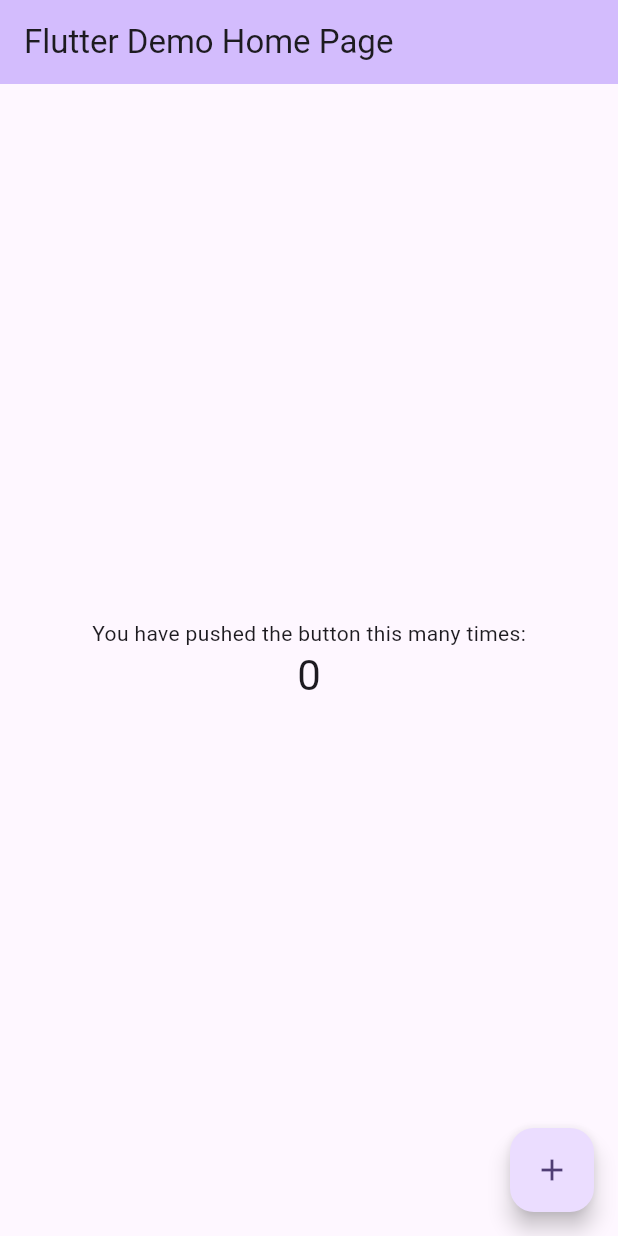
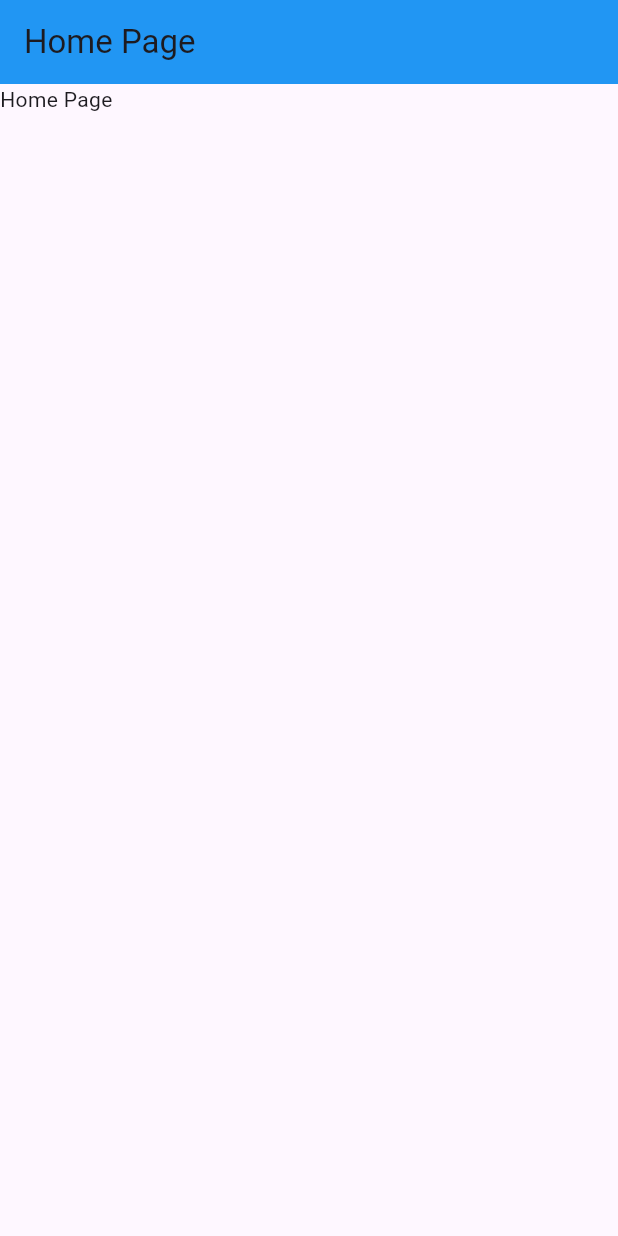
Before and after one commit to Natanael-ADS/my-portfolio, a Flutter app: the screen it shows after launch, on a phone screen of 412 x 824 dp. Run offline on Flutter 3.47's test engine with Material 3 defaults, Android fonts, the phone set to English and light mode, and no system bars.

Commit message:
Refactor Flutter project structure and add new features. Updated pubspec.yaml to include asset directories and enabled trailing commas in analysis_options.yaml. Introduced app color and constant definitions in new files. Created a basic HomePage widget and responsive utility functions for better layout management.

```diff
--- a/analysis_options.yaml
+++ b/analysis_options.yaml
@@ -23,6 +23,7 @@ linter:
   rules:
     # avoid_print: false  # Uncomment to disable the `avoid_print` rule
     # prefer_single_quotes: true  # Uncomment to enable the `prefer_single_quotes` rule
+    require_trailing_commas: true  # Obriga vírgulas finais em Flutter
 
 # Additional information about this file can be found at
 # https://dart.dev/guides/language/analysis-options
--- a/lib/main.dart
+++ b/lib/main.dart
@@ -1,4 +1,5 @@
 import 'package:flutter/material.dart';
+import 'package:my_portfolio/page/home_page.dart';
 
 void main() {
   runApp(const MyApp());
@@ -7,116 +8,12 @@ void main() {
 class MyApp extends StatelessWidget {
   const MyApp({super.key});
 
-  // This widget is the root of your application.
   @override
   Widget build(BuildContext context) {
     return MaterialApp(
       title: 'Flutter Demo',
-      theme: ThemeData(
-        // This is the theme of your application.
-        //
-        // TRY THIS: Try running your application with "flutter run". You'll see
-        // the application has a purple toolbar. Then, without quitting the app,
-        // try changing the seedColor in the colorScheme below to Colors.green
-        // and then invoke "hot reload" (save your changes or press the "hot
-        // reload" button in a Flutter-supported IDE, or press "r" if you used
-        // the command line to start the app).
-        //
-        // Notice that the counter didn't reset back to zero; the application
-        // state is not lost during the reload. To reset the state, use hot
-        // restart instead.
-        //
-        // This works for code too, not just values: Most code changes can be
-        // tested with just a hot reload.
-        colorScheme: .fromSeed(seedColor: Colors.deepPurple),
-      ),
-      home: const MyHomePage(title: 'Flutter Demo Home Page'),
+      theme: ThemeData(colorScheme: .fromSeed(seedColor: Colors.deepPurple)),
+      home: const HomePage(),
     );
   }
 }
-
-class MyHomePage extends StatefulWidget {
-  const MyHomePage({super.key, required this.title});
-
-  // This widget is the home page of your application. It is stateful, meaning
-  // that it has a State object (defined below) that contains fields that affect
-  // how it looks.
-
-  // This class is the configuration for the state. It holds the values (in this
-  // case the title) provided by the parent (in this case the App widget) and
-  // used by the build method of the State. Fields in a Widget subclass are
-  // always marked "final".
-
-  final String title;
-
-  @override
-  State<MyHomePage> createState() => _MyHomePageState();
-}
-
-class _MyHomePageState extends State<MyHomePage> {
-  int _counter = 0;
-
-  void _incrementCounter() {
-    setState(() {
-      // This call to setState tells the Flutter framework that something has
-      // changed in this State, which causes it to rerun the build method below
-      // so that the display can reflect the updated values. If we changed
-      // _counter without calling setState(), then the build method would not be
-      // called again, and so nothing would appear to happen.
-      _counter++;
-    });
-  }
-
-  @override
-  Widget build(BuildContext context) {
-    // This method is rerun every time setState is called, for instance as done
-    // by the _incrementCounter method above.
-    //
-    // The Flutter framework has been optimized to make rerunning build methods
-    // fast, so that you can just rebuild anything that needs updating rather
-    // than having to individually change instances of widgets.
-    return Scaffold(
-      appBar: AppBar(
-        // TRY THIS: Try changing the color here to a specific color (to
-        // Colors.amber, perhaps?) and trigger a hot reload to see the AppBar
-        // change color while the other colors stay the same.
-        backgroundColor: Theme.of(context).colorScheme.inversePrimary,
-        // Here we take the value from the MyHomePage object that was created by
-        // the App.build method, and use it to set our appbar title.
-        title: Text(widget.title),
-      ),
-      body: Center(
-        // Center is a layout widget. It takes a single child and positions it
-        // in the middle of the parent.
-        child: Column(
-          // Column is also a layout widget. It takes a list of children and
-          // arranges them vertically. By default, it sizes itself to fit its
-          // children horizontally, and tries to be as tall as its parent.
-          //
-          // Column has various properties to control how it sizes itself and
-          // how it positions its children. Here we use mainAxisAlignment to
-          // center the children vertically; the main axis here is the vertical
-          // axis because Columns are vertical (the cross axis would be
-          // horizontal).
-          //
-          // TRY THIS: Invoke "debug painting" (choose the "Toggle Debug Paint"
-          // action in the IDE, or press "p" in the console), to see the
-          // wireframe for each widget.
-          mainAxisAlignment: .center,
-          children: [
-            const Text('You have pushed the button this many times:'),
-            Text(
-              '$_counter',
-              style: Theme.of(context).textTheme.headlineMedium,
-            ),
-          ],
-        ),
-      ),
-      floatingActionButton: FloatingActionButton(
-        onPressed: _incrementCounter,
-        tooltip: 'Increment',
-        child: const Icon(Icons.add),
-      ),
-    );
-  }
-}
--- /dev/null
+++ b/lib/page/home_page.dart
@@ -0,0 +1,18 @@
+import 'package:flutter/material.dart';
+
+class HomePage extends StatefulWidget {
+  const HomePage({super.key});
+
+  @override
+  State<HomePage> createState() => _HomePageState();
+}
+
+class _HomePageState extends State<HomePage> {
+  @override
+  Widget build(BuildContext context) {
+    return Scaffold(
+      appBar: AppBar(title: Text('Home Page'), backgroundColor: Colors.blue),
+      body: Column(children: [Text('Home Page')]),
+    );
+  }
+}
```
Also changed, not shown: lib/constants/app_colors.dart (added, +31 -0 lines), lib/constants/app_constants.dart (added, +32 -0 lines), lib/utils/responsive.dart (added, +24 -0 lines), pubspec.yaml (+5 -68 lines), 3 other files.
